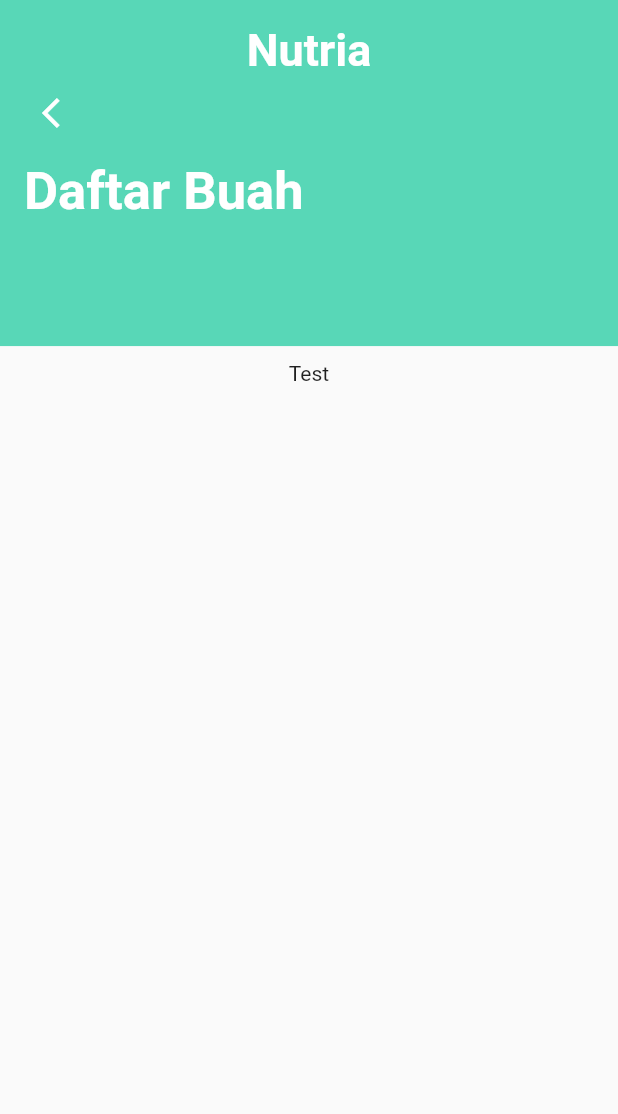
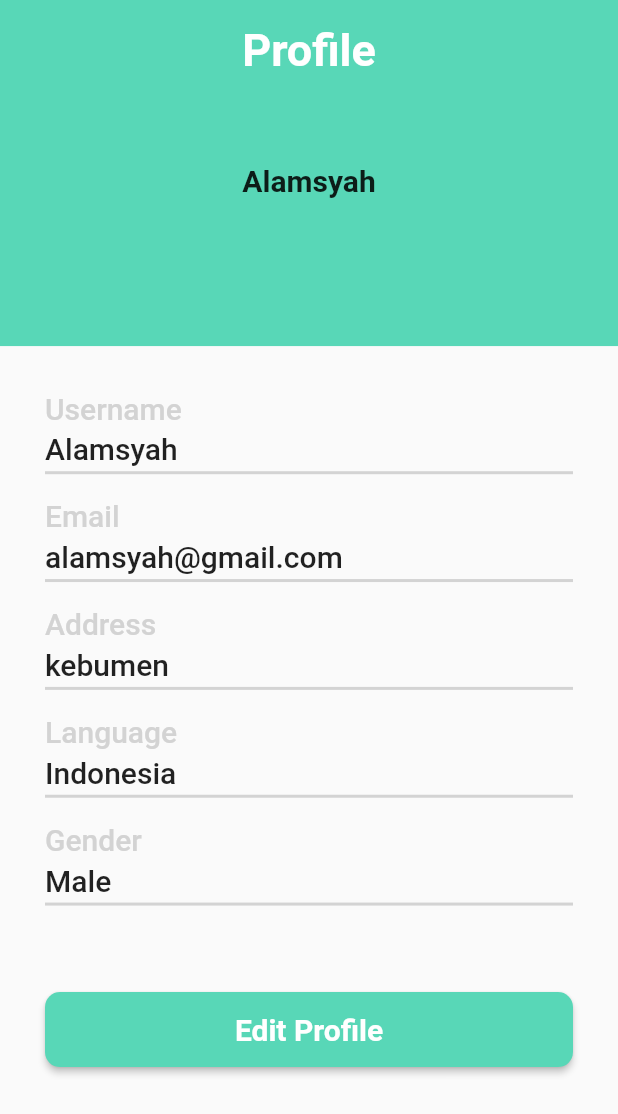
Before and after one commit to Madd-G/nutria_old, a Flutter app: the ProfileScreen screen opened by its route, on a phone screen of 412 x 824 dp. Shown: the top 1114 px of the screen. Run offline on Flutter 3.47's test engine with Material 2 defaults, Android fonts, the phone set to English and light mode, and no system bars; our stand-ins replace dropdown_search, get.

Commit message:
fixed bugs and updated profile screen

```diff
--- a/lib/components/category_box.dart
+++ b/lib/components/category_box.dart
@@ -15,8 +15,6 @@ class CategoryBox extends StatelessWidget {
       child: Container(
         height: 150,
         width: MediaQuery.of(context).size.width * 0.45,
-        // width: 195,
-        // color: Colors.white,
         child: Image.asset(
           imagePath,
           fit: BoxFit.fill,
--- a/lib/components/main_button.dart
+++ b/lib/components/main_button.dart
@@ -3,9 +3,8 @@ import 'package:flutter/material.dart';
 class MainButton extends StatelessWidget {
   // ignore: use_key_in_widget_constructors
   const MainButton(
-      {required this.color, required this.title, required this.onPressed});
+      {required this.title, required this.onPressed});
 
-  final Color color;
   final String title;
   final VoidCallback onPressed;
 
@@ -15,7 +14,7 @@ class MainButton extends StatelessWidget {
         onPressed: onPressed,
         height: 50,
         minWidth: double.infinity,
-        color: color,
+        color: Theme.of(context).colorScheme.primary,
         shape:
             RoundedRectangleBorder(borderRadius: BorderRadius.circular(10.0)),
         child: Text(title,
--- a/lib/controllers/screen_controller.dart
+++ b/lib/controllers/screen_controller.dart
@@ -12,7 +12,7 @@ class ScreenController extends StatelessWidget {
   final screens = [
     const CameraScreen(),
     const HomeScreen(),
-    const ProfileScreen(),
+     ProfileScreen(),
   ];
 
   @override
--- /dev/null
+++ b/lib/controllers/user_controller.dart
@@ -0,0 +1,12 @@
+import 'package:get/get.dart';
+
+class UserController extends GetxController {
+  static UserController get userController => Get.find();
+
+  RxString username = 'Alamsyah'.obs;
+  RxString imagePath = 'assets/images/profile.png'.obs;
+  RxString email = 'alamsyah@gmail.com'.obs;
+  RxString address = 'kebumen'.obs;
+  RxString language = 'Indonesia'.obs;
+  RxString gender = 'Male'.obs;
+}
--- a/lib/main.dart
+++ b/lib/main.dart
@@ -67,7 +67,7 @@ class MyApp extends StatelessWidget {
         GetPage(
             name: '/vegetable_detail_screen',
             page: () => const VegetableDetailScreen()),
-        GetPage(name: '/profile_screen', page: () => const ProfileScreen()),
+        GetPage(name: '/profile_screen', page: () =>  ProfileScreen()),
         GetPage(name: '/edit_profile_screen', page: () => const EditProfileScreen()),
         GetPage(name: '/camera_screen', page: () => const CameraScreen()),
         GetPage(name: '/screen_controller', page: () => ScreenController()),
--- a/lib/models/user_model.dart
+++ b/lib/models/user_model.dart
@@ -14,9 +14,7 @@ class User {
     this.language = '',
     this.gender = '',
   });
-
 }
-
 final List<User> userData = [
   User(
       username: 'Alamsyah',
--- a/lib/views/login_screen.dart
+++ b/lib/views/login_screen.dart
@@ -76,7 +76,6 @@ class LoginScreen extends StatelessWidget {
                 height: 70,
               ),
               MainButton(
-                  color: Theme.of(context).colorScheme.primary,
                   title: 'Login',
                   onPressed: () {
                     Get.toNamed('/screen_controller');
--- a/lib/views/profile_screen.dart
+++ b/lib/views/profile_screen.dart
@@ -1,16 +1,17 @@
 import 'package:flutter/material.dart';
+import 'package:nutria/components/main_button.dart';
+import 'package:nutria/controllers/user_controller.dart';
 import 'package:get/get.dart';
 
 class ProfileScreen extends StatelessWidget {
-  const ProfileScreen({Key? key}) : super(key: key);
+  ProfileScreen({Key? key}) : super(key: key);
+  final UserController userController = Get.put(UserController());
 
   @override
   Widget build(BuildContext context) {
     var height = MediaQuery.of(context).size.height;
-
     return Scaffold(
-      body: SingleChildScrollView(
-        child: Column(
+      body: Column(
         children: [
           Container(
             color: Theme.of(context).colorScheme.primary,
@@ -19,45 +20,164 @@ class ProfileScreen extends StatelessWidget {
             child: Padding(
               padding: const EdgeInsets.all(16.0),
               child: Column(
-                  crossAxisAlignment: CrossAxisAlignment.start,
+                mainAxisAlignment: MainAxisAlignment.start,
+                crossAxisAlignment: CrossAxisAlignment.center,
                 children: [
-                    const Center(
-                        child: SafeArea(
+                  const SafeArea(
                     child: Text(
-                        'Nutria',
+                  'Profile',
                   style: TextStyle(
                       color: Colors.white,
                       fontSize: 30.0,
                       fontWeight: FontWeight.w700),
                     ),
-                    )),
-                    IconButton(
-                      icon: const Icon(Icons.arrow_back_ios),
-                      color: Colors.white,
-                      onPressed: () {
-                        Get.toNamed('/screen_controller');
-                      },
                   ),
-                    SizedBox(
-                      height: height * 0.01,
-                    ),
-                    const Text(
-                      "Daftar Buah",
-                      style: TextStyle(
-                          color: Colors.white,
-                          fontSize: 35,
-                          fontWeight: FontWeight.w700),
-                    ),
+                  SizedBox(height: height * 0.07,),
+                  Text(userController.username.value, style: const TextStyle(fontSize: 20.0, fontWeight: FontWeight.w600),)
                 ],
               ),
             ),
           ),
-            const Padding(
-                padding: EdgeInsets.all(10.0),
-                child: Text('Test')
-            )
+          Padding(
+              padding: const EdgeInsets.all(30.0),
+              child: Column(
+                crossAxisAlignment: CrossAxisAlignment.start,
+                children: [
+                  const Text(
+                    'Username',
+                    style: TextStyle(
+                        color: Color(0xFFD3D3D3),
+                        fontWeight: FontWeight.w500,
+                        fontSize: 20.0),
+                  ),
+                  SizedBox(
+                    height: height * 0.005,
+                  ),
+                  Text(
+                    userController.username.value,
+                    style:
+                        const TextStyle(fontWeight: FontWeight.w500, fontSize: 20.0),
+                  ),
+                  SizedBox(
+                    height: height * 0.004,
+                  ),
+                  Container(
+                    height: 2.0,
+                    width: double.infinity,
+                    color: const Color(0xFFD3D3D3),
+                  ),
+                  SizedBox(
+                    height: height * 0.02,
+                  ),
+                  const Text(
+                    'Email',
+                    style: TextStyle(
+                        color: Color(0xFFD3D3D3),
+                        fontWeight: FontWeight.w500,
+                        fontSize: 20.0),
+                  ),
+                  SizedBox(
+                    height: height * 0.005,
+                  ),
+                  Text(
+                    userController.email.value,
+                    style:
+                        const TextStyle(fontWeight: FontWeight.w500, fontSize: 20.0),
+                  ),
+                  SizedBox(
+                    height: height * 0.004,
+                  ),
+                  Container(
+                    height: 2.0,
+                    width: double.infinity,
+                    color: const Color(0xFFD3D3D3),
+                  ),
+                  SizedBox(
+                    height: height * 0.02,
+                  ),
+                  const Text(
+                    'Address',
+                    style: TextStyle(
+                        color: Color(0xFFD3D3D3),
+                        fontWeight: FontWeight.w500,
+                        fontSize: 20.0),
+                  ),
+                  SizedBox(
+                    height: height * 0.005,
+                  ),
+                  Text(
+                    userController.address.value,
+                    style:
+                        const TextStyle(fontWeight: FontWeight.w500, fontSize: 20.0),
+                  ),
+                  SizedBox(
+                    height: height * 0.004,
+                  ),
+                  Container(
+                    height: 2.0,
+                    width: double.infinity,
+                    color: const Color(0xFFD3D3D3),
+                  ),
+                  SizedBox(
+                    height: height * 0.02,
+                  ),
+                  const Text(
+                    'Language',
+                    style: TextStyle(
+                        color: Color(0xFFD3D3D3),
+                        fontWeight: FontWeight.w500,
+                        fontSize: 20.0),
+                  ),
+                  SizedBox(
+                    height: height * 0.005,
+                  ),
+                  Text(
+                    userController.language.value,
+                    style:
+                        const TextStyle(fontWeight: FontWeight.w500, fontSize: 20.0),
+                  ),
+                  SizedBox(
+                    height: height * 0.004,
+                  ),
+                  Container(
+                    height: 2.0,
+                    width: double.infinity,
+                    color: const Color(0xFFD3D3D3),
+                  ),
+                  SizedBox(
+                    height: height * 0.02,
+                  ),
+                  const Text(
+                    'Gender',
+                    style: TextStyle(
+                        color: Color(0xFFD3D3D3),
+                        fontWeight: FontWeight.w500,
+                        fontSize: 20.0),
+                  ),
+                  SizedBox(
+                    height: height * 0.005,
+                  ),
+                  Text(
+                    userController.gender.value,
+                    style:
+                        const TextStyle(fontWeight: FontWeight.w500, fontSize: 20.0),
+                  ),
+                  SizedBox(
+                    height: height * 0.004,
+                  ),
+                  Container(
+                    height: 2.0,
+                    width: double.infinity,
+                    color: const Color(0xFFD3D3D3),
+                  ),
+                  SizedBox(
+                    height: height * 0.02,
+                  ),
+                  SizedBox(height: height * 0.05,),
+                  MainButton(title: 'Edit Profile', onPressed: () {})
                 ],
-        ),
+              ))
+        ],
       ),
     );
   }
--- a/lib/views/sign_up_screen_first.dart
+++ b/lib/views/sign_up_screen_first.dart
@@ -97,7 +97,6 @@ class SignUpScreenFirst extends StatelessWidget {
                 height: 70,
               ),
               MainButton(
-                  color: Theme.of(context).colorScheme.primary,
                   title: 'Next',
                   onPressed: () {
                     Get.toNamed('/sign_up_screen_second');
--- a/lib/views/sign_up_screen_second.dart
+++ b/lib/views/sign_up_screen_second.dart
@@ -99,7 +99,6 @@ class SignUpScreenSecond extends StatelessWidget {
                 height: 70,
               ),
               MainButton(
-                  color: Theme.of(context).colorScheme.primary,
                   title: 'Sign Up',
                   onPressed: () {
                     Get.toNamed('/upload_profile_photo_screen');
--- a/lib/views/splash_screen_first.dart
+++ b/lib/views/splash_screen_first.dart
@@ -60,7 +60,6 @@ class SplashScreenFirst extends StatelessWidget {
                 ),
                 MainButton(
                   title: 'Next',
-                  color: Theme.of(context).colorScheme.primary,
                   onPressed: () {
                     Get.to(() => const SplashScreenSecond(),
                         transition: Transition.rightToLeft,
--- a/lib/views/splash_screen_second.dart
+++ b/lib/views/splash_screen_second.dart
@@ -59,7 +59,6 @@ class SplashScreenSecond extends StatelessWidget {
                   height: 15,
                 ),
                 MainButton(
-                    color: Theme.of(context).colorScheme.primary,
                     title: "Next",
                     onPressed: () {
                       Get.toNamed('/login_screen');
--- a/lib/views/upload_profile_photo_screen.dart
+++ b/lib/views/upload_profile_photo_screen.dart
@@ -53,7 +53,6 @@ class UploadProfilePhotoScreen extends StatelessWidget {
                 height: 70,
               ),
               MainButton(
-                  color: Theme.of(context).colorScheme.primary,
                   title: 'Upload',
                   onPressed: () {}),
               const SizedBox(
```
Lines whose indentation alone changed are shown as unchanged.
